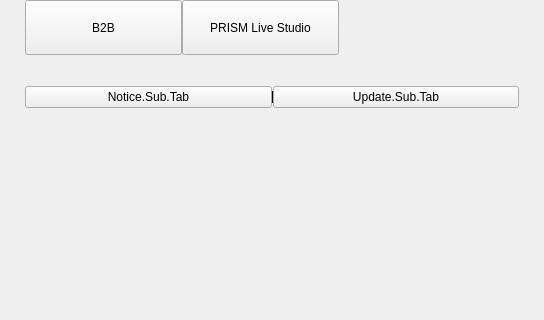
Qt form src/prism-live-studio/PRISMLiveStudio/prism-ui/main/PLSNoticeUpdateCenterDialog.ui (theStyleWithin/hopcast) before a commit; both pictures show x 0 to 544 and y 0 to 320 of the 544 by 467 pixel window.
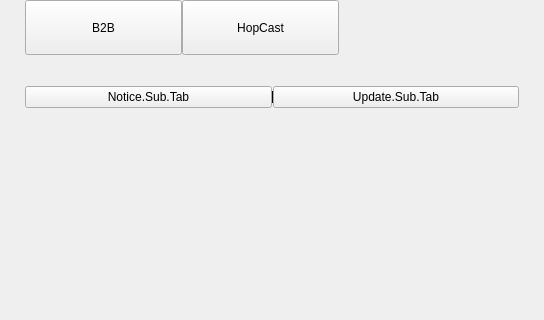
The same form after that commit.

Commit message: Rebrand the remaining PRISM text; keep stream keys in the app's own storage

```diff
--- a/src/prism-live-studio/PRISMLiveStudio/prism-ui/main/PLSNoticeUpdateCenterDialog.ui
+++ b/src/prism-live-studio/PRISMLiveStudio/prism-ui/main/PLSNoticeUpdateCenterDialog.ui
@@ -90,7 +90,7 @@
          </size>
         </property>
         <property name="text">
-         <string>PRISM Live Studio</string>
+         <string>HopCast</string>
         </property>
         <property name="checkable">
          <bool>true</bool>
```
The commit also changes 160 other files.
